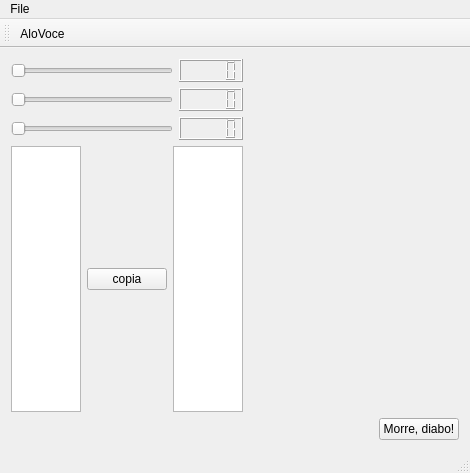
Before: the Qt Designer form helloqt/mainwindow.ui in agostinhobritojr/dca1202, drawn with Qt 5.
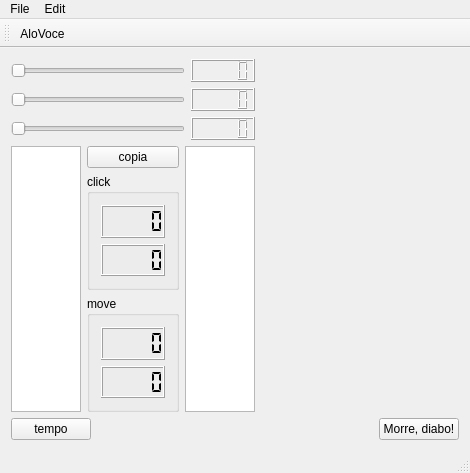
After: the same form once the commit is applied. Icons and pictures are not drawn. Custom widgets are drawn as their Qt base class.

```diff
--- a/helloqt/mainwindow.ui
+++ b/helloqt/mainwindow.ui
@@ -14,11 +14,11 @@
    <string>MainWindow</string>
   </property>
   <widget class="QWidget" name="centralWidget">
-   <layout class="QVBoxLayout" name="verticalLayout_3">
+   <layout class="QVBoxLayout" name="verticalLayout_6">
     <item>
      <layout class="QHBoxLayout" name="horizontalLayout_6" stretch="40,60">
       <item>
-       <layout class="QVBoxLayout" name="verticalLayout_2">
+       <layout class="QVBoxLayout" name="verticalLayout_5">
         <item>
          <layout class="QVBoxLayout" name="verticalLayout">
           <item>
@@ -39,6 +39,9 @@
            <layout class="QHBoxLayout" name="horizontalLayout_2">
             <item>
              <widget class="QSlider" name="horizontalSliderFreq">
+              <property name="minimum">
+               <number>1</number>
+              </property>
               <property name="orientation">
                <enum>Qt::Horizontal</enum>
               </property>
@@ -71,11 +74,85 @@
            <widget class="QPlainTextEdit" name="plainTextEditOrigem"/>
           </item>
           <item>
-           <widget class="QPushButton" name="pushButtonCopiar">
-            <property name="text">
-             <string>copia</string>
-            </property>
-           </widget>
+           <layout class="QVBoxLayout" name="verticalLayout_4">
+            <item>
+             <widget class="QPushButton" name="pushButtonCopiar">
+              <property name="text">
+               <string>copia</string>
+              </property>
+             </widget>
+            </item>
+            <item>
+             <widget class="QGroupBox" name="groupBox">
+              <property name="title">
+               <string>click</string>
+              </property>
+              <layout class="QVBoxLayout" name="verticalLayout_2">
+               <item>
+                <widget class="QLCDNumber" name="lcdNumberXclick">
+                 <property name="frameShape">
+                  <enum>QFrame::Box</enum>
+                 </property>
+                 <property name="frameShadow">
+                  <enum>QFrame::Raised</enum>
+                 </property>
+                 <property name="segmentStyle">
+                  <enum>QLCDNumber::Flat</enum>
+                 </property>
+                </widget>
+               </item>
+               <item>
+                <widget class="QLCDNumber" name="lcdNumberYclick">
+                 <property name="frameShape">
+                  <enum>QFrame::Box</enum>
+                 </property>
+                 <property name="frameShadow">
+                  <enum>QFrame::Raised</enum>
+                 </property>
+                 <property name="segmentStyle">
+                  <enum>QLCDNumber::Flat</enum>
+                 </property>
+                </widget>
+               </item>
+              </layout>
+             </widget>
+            </item>
+            <item>
+             <widget class="QGroupBox" name="groupBox_2">
+              <property name="title">
+               <string>move</string>
+              </property>
+              <layout class="QVBoxLayout" name="verticalLayout_3">
+               <item>
+                <widget class="QLCDNumber" name="lcdNumberXmove">
+                 <property name="frameShape">
+                  <enum>QFrame::Box</enum>
+                 </property>
+                 <property name="frameShadow">
+                  <enum>QFrame::Raised</enum>
+                 </property>
+                 <property name="segmentStyle">
+                  <enum>QLCDNumber::Flat</enum>
+                 </property>
+                </widget>
+               </item>
+               <item>
+                <widget class="QLCDNumber" name="lcdNumberYmove">
+                 <property name="frameShape">
+                  <enum>QFrame::Box</enum>
+                 </property>
+                 <property name="frameShadow">
+                  <enum>QFrame::Raised</enum>
+                 </property>
+                 <property name="segmentStyle">
+                  <enum>QLCDNumber::Flat</enum>
+                 </property>
+                </widget>
+               </item>
+              </layout>
+             </widget>
+            </item>
+           </layout>
           </item>
           <item>
            <widget class="QTextBrowser" name="textBrowserDestino"/>
@@ -91,6 +168,13 @@
     </item>
     <item>
      <layout class="QHBoxLayout" name="horizontalLayout_5">
+      <item>
+       <widget class="QPushButton" name="pushButtonTemp">
+        <property name="text">
+         <string>tempo</string>
+        </property>
+       </widget>
+      </item>
       <item>
        <spacer name="horizontalSpacer_2">
         <property name="orientation">
@@ -130,7 +214,14 @@
     </property>
     <addaction name="actionAloVoce"/>
    </widget>
+   <widget class="QMenu" name="menuEdit">
+    <property name="title">
+     <string>Edit</string>
+    </property>
+    <addaction name="actionCorFundo"/>
+   </widget>
    <addaction name="menuFile"/>
+   <addaction name="menuEdit"/>
   </widget>
   <widget class="QToolBar" name="mainToolBar">
    <property name="palette">
```
Left out of the diff: 33 changed lines with no effect on the pictures.
